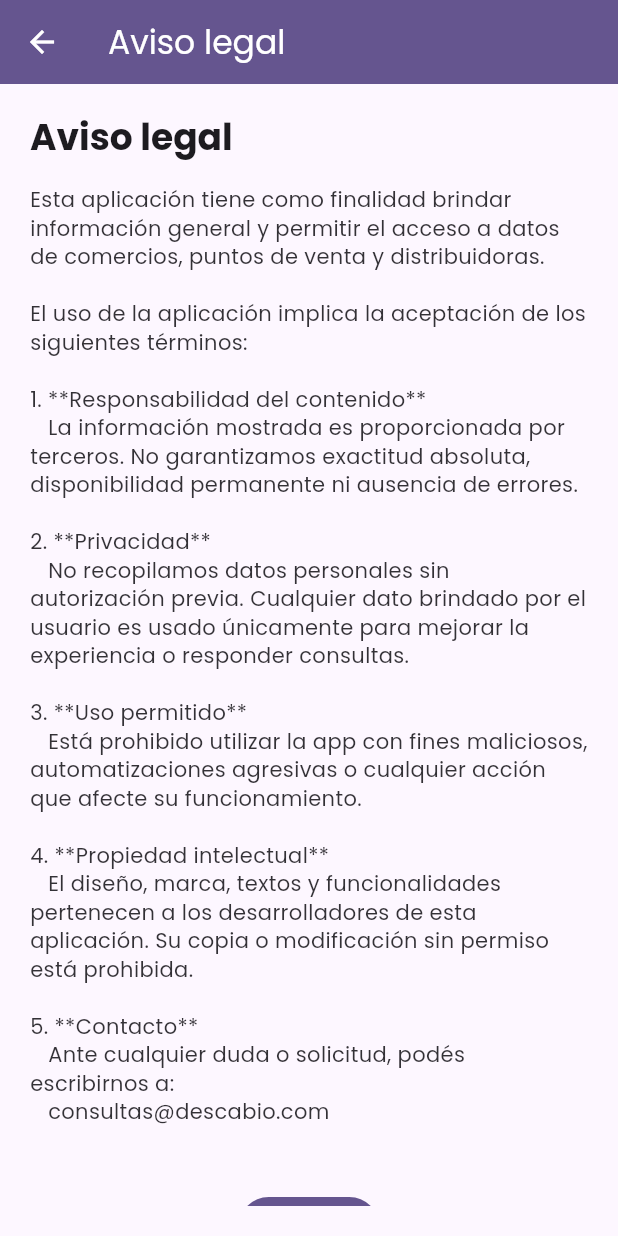
After one commit to sebazzknox/AplicacionMovil_bebidas, a Flutter app: the AvisoLegalPage screen opened directly, on a phone screen of 412 x 824 dp. The commit adds this screen. Run offline on Flutter 3.47's test engine with Material 3 defaults, Android fonts, the phone set to English and light mode, and no system bars; our stand-ins replace cloud_firestore, firebase_auth, firebase_core, firebase_messaging, firebase_storage, fl_chart and 11 more; accounts and stored records are empty.

Commit message:
Version 3.4 - Se hicieron los ultimos testeos , se agrego aviso lega.

```diff
--- /dev/null
+++ b/lib/aviso_legal.dart
@@ -0,0 +1,72 @@
+import 'package:flutter/material.dart';
+
+class AvisoLegalPage extends StatelessWidget {
+  const AvisoLegalPage({super.key});
+
+  @override
+  Widget build(BuildContext context) {
+    final cs = Theme.of(context).colorScheme;
+
+    return Scaffold(
+      appBar: AppBar(
+        title: const Text("Aviso legal"),
+        backgroundColor: cs.primary,
+        foregroundColor: cs.onPrimary,
+      ),
+      body: Container(
+        padding: const EdgeInsets.all(20),
+        child: SingleChildScrollView(
+          child: Column(
+            crossAxisAlignment: CrossAxisAlignment.start,
+            children: [
+              Text(
+                "Aviso legal",
+                style: Theme.of(context).textTheme.headlineSmall?.copyWith(
+                      fontWeight: FontWeight.bold,
+                    ),
+              ),
+              const SizedBox(height: 16),
+
+              Text(
+                """
+Esta aplicación tiene como finalidad brindar información general y permitir el acceso a datos de comercios, puntos de venta y distribuidoras.
+
+El uso de la aplicación implica la aceptación de los siguientes términos:
+
+1. **Responsabilidad del contenido**
+   La información mostrada es proporcionada por terceros. No garantizamos exactitud absoluta, disponibilidad permanente ni ausencia de errores.
+
+2. **Privacidad**
+   No recopilamos datos personales sin autorización previa. Cualquier dato brindado por el usuario es usado únicamente para mejorar la experiencia o responder consultas.
+
+3. **Uso permitido**
+   Está prohibido utilizar la app con fines maliciosos, automatizaciones agresivas o cualquier acción que afecte su funcionamiento.
+
+4. **Propiedad intelectual**
+   El diseño, marca, textos y funcionalidades pertenecen a los desarrolladores de esta aplicación. Su copia o modificación sin permiso está prohibida.
+
+5. **Contacto**
+   Ante cualquier duda o solicitud, podés escribirnos a:
+   consultas@descabio.com
+                """,
+                style: Theme.of(context).textTheme.bodyMedium?.copyWith(
+                      height: 1.35,
+                      color: cs.onSurface.withOpacity(0.9),
+                    ),
+              ),
+
+              const SizedBox(height: 24),
+
+              Center(
+                child: FilledButton(
+                  onPressed: () => Navigator.pop(context),
+                  child: const Text("Cerrar"),
+                ),
+              ),
+            ],
+          ),
+        ),
+      ),
+    );
+  }
+}
```
Also changed, not shown: lib/contacto_card.dart (+59 -9 lines), lib/home_landing_page.dart (+25 -0 lines), lib/widgets/legal_disclaimer.dart (added, +63 -0 lines), pubspec.yaml (+10 -0 lines), pubspec.lock, 1 other file.
